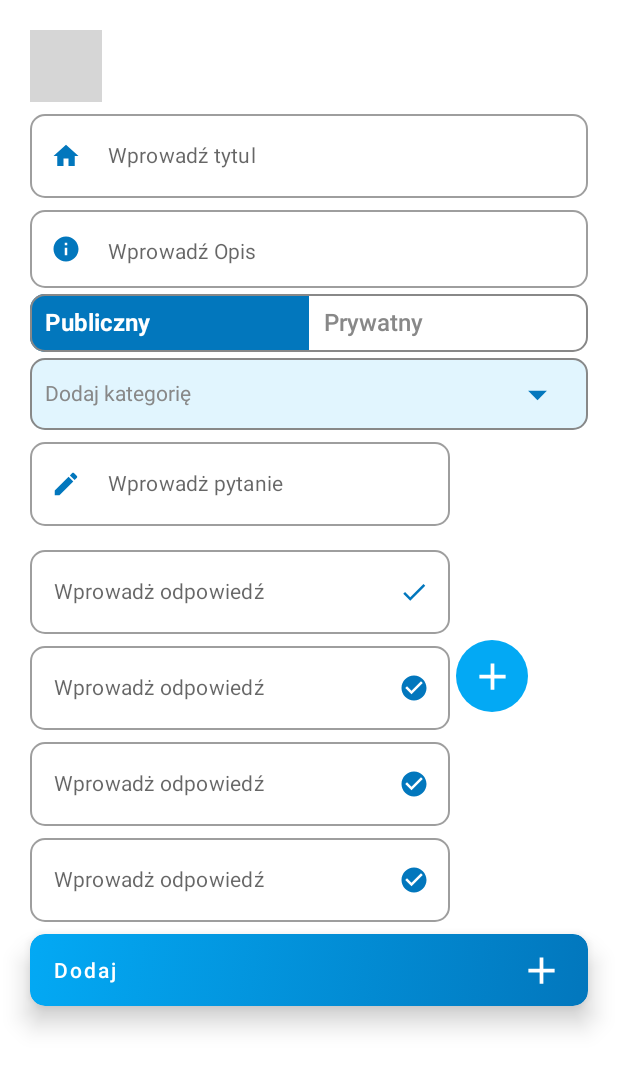
After one commit to Quiz-makers/quiz-up-android, an Android app built with Jetpack Compose: the composable QuizManagerScreen shown on its own in the app's theme, on a phone screen of 412 x 824 dp. The commit adds this screen. Shown: the top 1069 px of the screen. Run offline under Robolectric (Android 15) with nearby library versions, the phone set to English and light mode, and no system bars; our stand-ins replace accompanist; libraries missing offline, so code that uses them is left out: com.ramcosta.composedestinations; 2 statements that could not run were skipped; grey boxes are pictures that could not be loaded.

Commit message:
QM-60 added Quiz UI

```diff
--- a/app/src/main/java/com/quizmakers/quizup/core/navigation/AppNavigation.kt
+++ b/app/src/main/java/com/quizmakers/quizup/core/navigation/AppNavigation.kt
@@ -72,6 +72,7 @@ object NavGraphs {
 
         override val destinationsByRoute = listOf(
             DashboardScreenDestination,
+            QuizManagerScreenDestination,
             QuizDetailsBottomSheetDestination,
             QuizScreenDestination
         ).associateBy { it.route }
--- a/app/src/main/java/com/quizmakers/quizup/presentation/dashboard/DashboardScreen.kt
+++ b/app/src/main/java/com/quizmakers/quizup/presentation/dashboard/DashboardScreen.kt
@@ -37,6 +37,7 @@ import com.quizmakers.quizup.R
 import com.quizmakers.quizup.core.base.BaseViewModel
 import com.quizmakers.quizup.presentation.dashboard.DashboardScreenViewModel.DashboardState
 import com.quizmakers.quizup.presentation.destinations.QuizDetailsBottomSheetDestination
+import com.quizmakers.quizup.presentation.destinations.QuizManagerScreenDestination
 import com.quizmakers.quizup.presentation.destinations.SignInScreenDestination
 import com.quizmakers.quizup.ui.common.*
 import com.quizmakers.quizup.ui.theme.DarkBlue
@@ -70,6 +71,7 @@ fun DashboardScreen(
             navigator.navigateToSignInScreen()
         },
         navigateToQuizDetailsBottomSheet = { navigator.navigateToQuizDetailsBottomSheet(it) },
+        navigateQuizManagerScreen = { navigator.navigateQuizManagerScreen() },
         onRefresh = dashboardScreenViewModel::getQuizzes,
         dashboardState = dashboardScreenViewModel.dashboardState.collectAsStateWithLifecycle().value
     )
@@ -80,7 +82,8 @@ private fun DashboardScreen(
     navigateToSignInScreen: () -> Unit,
     navigateToQuizDetailsBottomSheet: (String) -> Unit,
     onRefresh: () -> Unit,
-    dashboardState: DashboardState
+    dashboardState: DashboardState,
+    navigateQuizManagerScreen: () -> Unit
 ) {
     val boxSize = remember { mutableStateOf(0) }
     Box(
@@ -97,7 +100,12 @@ private fun DashboardScreen(
                 is DashboardState.Success -> {
                     val quizzes = dashboardState.quizzesList
                     boxSize.value = ((quizzes.size / 2) * 100) + (quizzes.size / 2) * 25
-                    DashboardData(quizzes, boxSize, navigateToQuizDetailsBottomSheet)
+                    DashboardData(
+                        navigateQuizManagerScreen = navigateQuizManagerScreen,
+                        cardData = quizzes,
+                        boxSize = boxSize,
+                        navigateToQuizDetailsBottomSheet = navigateToQuizDetailsBottomSheet
+                    )
                 }
             }
 
@@ -111,6 +119,7 @@ private fun DashboardData(
     cardData: List<String>,
     boxSize: MutableState<Int>,
     navigateToQuizDetailsBottomSheet: (String) -> Unit,
+    navigateQuizManagerScreen: () -> Unit,
 ) {
 
     val search = remember { mutableStateOf(TextFieldValue("")) }
@@ -145,9 +154,9 @@ private fun DashboardData(
             BaseButtonWithIcon(
                 label = stringResource(R.string.add_new_quiz),
                 icon = Icons.Default.Add,
-                onClick = {},
-                modifier = Modifier.fillMaxWidth()
-            )
+                onClick = navigateQuizManagerScreen,
+                modifier = Modifier.fillMaxWidth())
+
         }
         item { Spacer(modifier = Modifier.height(20.dp)) }
 
@@ -284,12 +293,16 @@ private fun DestinationsNavigator.navigateToQuizDetailsBottomSheet(quizId: Strin
 }
 
 
+private fun DestinationsNavigator.navigateQuizManagerScreen() {
+    navigate(QuizManagerScreenDestination())
+}
+
 @Preview(
     showBackground = true
 )
 @Composable
 private fun DashboardScreenPreview() {
     QuizUpTheme {
-        DashboardScreen({}, {}, {}, DashboardState.None)
+        DashboardScreen({}, {}, {}, DashboardState.None) { }
     }
 }
--- /dev/null
+++ b/app/src/main/java/com/quizmakers/quizup/presentation/quizzes/manage/QuizManagerScreen.kt
@@ -0,0 +1,297 @@
+package com.quizmakers.quizup.presentation.quizzes.manage
+
+import androidx.compose.foundation.BorderStroke
+import androidx.compose.foundation.background
+import androidx.compose.foundation.border
+import androidx.compose.foundation.clickable
+import androidx.compose.foundation.layout.*
+import androidx.compose.foundation.lazy.LazyColumn
+import androidx.compose.foundation.lazy.LazyRow
+import androidx.compose.foundation.shape.CircleShape
+import androidx.compose.foundation.shape.RoundedCornerShape
+import androidx.compose.material.*
+import androidx.compose.material.icons.Icons
+import androidx.compose.material.icons.filled.*
+import androidx.compose.material.icons.outlined.Add
+import androidx.compose.material.icons.outlined.ArrowDropDown
+import androidx.compose.runtime.Composable
+import androidx.compose.runtime.mutableStateListOf
+import androidx.compose.runtime.mutableStateOf
+import androidx.compose.runtime.remember
+import androidx.compose.ui.Alignment
+import androidx.compose.ui.ExperimentalComposeUiApi
+import androidx.compose.ui.Modifier
+import androidx.compose.ui.draw.clip
+import androidx.compose.ui.graphics.Color
+import androidx.compose.ui.platform.LocalFocusManager
+import androidx.compose.ui.platform.LocalSoftwareKeyboardController
+import androidx.compose.ui.res.stringResource
+import androidx.compose.ui.text.input.TextFieldValue
+import androidx.compose.ui.unit.dp
+import androidx.compose.ui.unit.sp
+import com.quizmakers.quizup.R
+import com.quizmakers.quizup.ui.common.BaseButtonWithIcon
+import com.quizmakers.quizup.ui.common.BaseTextFieldRounded
+import com.quizmakers.quizup.ui.common.BaseToggleButton
+import com.quizmakers.quizup.ui.theme.DarkBlue
+import com.quizmakers.quizup.ui.theme.LightBlue
+import com.quizmakers.quizup.ui.theme.MediumBlue
+import com.ramcosta.composedestinations.annotation.Destination
+import com.ramcosta.composedestinations.navigation.DestinationsNavigator
+
+@Destination
+@Composable
+fun QuizManagerScreen(
+    navigator: DestinationsNavigator
+) {
+
+    Column(
+        modifier = Modifier
+            .fillMaxSize()
+            .padding(top = 20.dp, bottom = 0.dp, end = 20.dp, start = 20.dp),
+    ) {
+        Row(
+            modifier = Modifier.fillMaxWidth(),
+            horizontalArrangement = Arrangement.SpaceBetween,
+            verticalAlignment = Alignment.CenterVertically
+        ) {
+            IconButton(
+                onClick = navigator::navigateUp, modifier = Modifier.clip(CircleShape)
+            ) {
+                Icon(
+                    imageVector = Icons.Default.Close,
+                    contentDescription = Icons.Default.Close.name,
+                    tint = DarkBlue,
+                    modifier = Modifier.size(30.dp)
+                )
+            }
+        }
+        AddQuizScreen()
+    }
+}
+
+@OptIn(ExperimentalComposeUiApi::class)
+@Composable
+fun AddQuizScreen() {
+
+    val keyboardController = LocalSoftwareKeyboardController.current
+    val focusManager = LocalFocusManager.current
+
+    val categories = listOf("History", "Science", "Geography", "Sports", "Movies")
+
+    val quizTitle = remember { mutableStateOf(TextFieldValue("")) }
+    val quizDescription = remember { mutableStateOf(TextFieldValue("")) }
+    var selectedCategory = remember { mutableStateOf("") }
+    val isPrivateQuiz = remember { mutableStateOf(false) }
+    var expanded = remember { mutableStateOf(false) }
+
+    LazyColumn(
+        verticalArrangement = Arrangement.Top,
+        horizontalAlignment = Alignment.Start,
+        modifier = Modifier.fillMaxSize()
+    ) {
+        item {
+            BaseTextFieldRounded(
+                valueState = quizTitle,
+                placeholderText = "Tytul",
+                labelText = "Wprowadź tytul",
+                focusManager = focusManager,
+                modifier = Modifier.fillMaxWidth(),
+                leadingIcon = Icons.Default.Home
+            )
+            BaseTextFieldRounded(
+                valueState = quizDescription,
+                placeholderText = "Opis",
+                labelText = "Wprowadź Opis",
+                focusManager = focusManager,
+                singleLine = false,
+                modifier = Modifier
+                    .height(60.dp)
+                    .fillMaxWidth(),
+                leadingIcon = Icons.Default.Info
+            )
+            Spacer(modifier = Modifier.height(4.dp))
+            BaseToggleButton(checked = isPrivateQuiz.value, onCheckedChange = {
+                isPrivateQuiz.value = it
+            })
+            Spacer(modifier = Modifier.height(4.dp))
+            Row(
+                modifier = Modifier
+                    .fillMaxWidth()
+                    .border(
+                        BorderStroke(1.dp, Color.Gray), shape = RoundedCornerShape(10.dp)
+                    )
+                    .background(
+                        shape = RoundedCornerShape(10.dp), color = LightBlue
+                    )
+                    .padding(10.dp, 0.dp),
+                horizontalArrangement = Arrangement.SpaceBetween,
+                verticalAlignment = Alignment.CenterVertically,
+            ) {
+                Text(
+                    text = if (selectedCategory.value.isNotBlank()) selectedCategory.value else "Dodaj kategorię",
+                    color = if (selectedCategory.value.isNotBlank()) Color.Black else Color.Gray,
+                    fontSize = 14.sp
+                )
+                IconButton(
+                    onClick = { expanded.value = true }, modifier = Modifier.clip(CircleShape)
+                ) {
+                    Icon(
+                        imageVector = Icons.Default.ArrowDropDown,
+                        contentDescription = Icons.Default.ArrowDropDown.name,
+                        tint = DarkBlue,
+                        modifier = Modifier.size(30.dp)
+                    )
+                }
+            }
+            DropdownMenu(
+                expanded = expanded.value,
+                onDismissRequest = { expanded.value = false },
+                modifier = Modifier.fillMaxWidth()
+            ) {
+                categories.forEach { category ->
+                    DropdownMenuItem(onClick = {
+                        selectedCategory.value = category
+                        expanded.value = false
+                    }) {
+                        Text(category, fontSize = 12.sp)
+                    }
+                }
+            }
+            AddQuizQuestions()
+            Spacer(modifier = Modifier.height(8.dp))
+            BaseButtonWithIcon(
+                label = "Dodaj", icon = Icons.Default.Add, onClick = {}, modifier = Modifier
+            )
+            Spacer(modifier = Modifier.height(20.dp))
+        }
+
+    }
+}
+
+@Composable
+fun AddQuizQuestions() {
+    val questions = remember { mutableStateListOf("") }
+    val answers = remember { mutableStateListOf(listOf("", "", "", "")) }
+    val correctAnswers = remember { mutableStateListOf(0, 0, 0, 0) }
+    Column(
+        modifier = Modifier.fillMaxWidth()
+    ) {
+        // list of quiz questions
+        LazyRow(
+            horizontalArrangement = Arrangement.spacedBy(0.dp),
+            contentPadding = PaddingValues(horizontal = 0.dp, vertical = 0.dp),
+            verticalAlignment = Alignment.CenterVertically
+        ) {
+            items(questions.size) { index ->
+                QuestionItem(question = questions[index],
+                    answers = answers[index],
+                    correctAnswer = correctAnswers[index],
+                    onQuestionChange = { questions[index] = it },
+                    onAnswerChange = { answers[index] = it },
+                    onCorrectAnswerChange = { correctAnswers[index] = it })
+            }
+
+            // Button to add new question
+            item {
+                IconButton(
+                    onClick = {
+                        questions.add("")
+                        answers.add(listOf("", "", "", ""))
+                        correctAnswers.add(0)
+                    },
+                    modifier = Modifier
+                        .clip(CircleShape)
+                        .background(color = MediumBlue)
+                ) {
+                    Icon(
+                        imageVector = Icons.Outlined.Add,
+                        contentDescription = "Add question",
+                        tint = Color.White,
+                        modifier = Modifier.size(30.dp)
+                    )
+                }
+            }
+        }
+    }
+}
+
+@Composable
+fun QuestionItem(
+    question: String,
+    answers: List<String>,
+    correctAnswer: Int,
+    onQuestionChange: (String) -> Unit,
+    onAnswerChange: (List<String>) -> Unit,
+    onCorrectAnswerChange: (Int) -> Unit
+) {
+
+    // question
+    Column(modifier = Modifier.fillMaxSize()) {
+        OutlinedTextField(value = question,
+            onValueChange = onQuestionChange,
+            modifier = Modifier.fillMaxWidth(),
+            placeholder = { Text(text = "Pytanie", fontSize = 14.sp) },
+            label = { Text(text = "Wprowadż pytanie", fontSize = 14.sp) },
+            shape = RoundedCornerShape(10.dp),
+            singleLine = true,
+            leadingIcon = {
+                Icon(
+                    imageVector = Icons.Default.Edit,
+                    contentDescription = Icons.Default.Edit.name,
+                    tint = DarkBlue,
+                    modifier = Modifier.size(20.dp)
+                )
+            })
+        Spacer(modifier = Modifier.height(8.dp))
+
+        // answers
+        answers.forEachIndexed { index, answer ->
+            AnswerItem(answer = answer,
+                isCorrect = index == correctAnswer,
+                onAnswerChange = { newAnswer ->
+                    val updatedAnswers = answers.toMutableList()
+                    updatedAnswers[index] = newAnswer
+                    onAnswerChange(updatedAnswers)
+                },
+                onCorrectAnswerChange = { onCorrectAnswerChange(index) })
+        }
+    }
+}
+
+@Composable
+fun AnswerItem(
+    answer: String,
+    isCorrect: Boolean,
+    onAnswerChange: (String) -> Unit,
+    onCorrectAnswerChange: () -> Unit
+) {
+    Row(
+        verticalAlignment = Alignment.CenterVertically, modifier = Modifier.fillMaxWidth()
+    ) {
+        // answer text field
+        OutlinedTextField(
+            value = answer,
+            onValueChange = onAnswerChange,
+            modifier = Modifier
+                .fillMaxWidth()
+                .padding(end = 4.dp),
+            placeholder = { Text(text = "Odpowiedź", fontSize = 14.sp) },
+            label = { Text(text = "Wprowadż odpowiedź", fontSize = 14.sp) },
+            shape = RoundedCornerShape(10.dp),
+            singleLine = true,
+            trailingIcon = {
+                IconButton(
+                    onClick = onCorrectAnswerChange,
+                    modifier = Modifier.clip(CircleShape)
+                ) {
+                    Icon(
+                        imageVector = if (isCorrect) Icons.Default.Check else Icons.Default.CheckCircle,
+                        contentDescription = if (isCorrect) Icons.Default.Check.name else Icons.Default.CheckCircle.name,
+                        tint = DarkBlue,
+                        modifier = Modifier.size(20.dp)
+                    )
+                }
+            })
+    }
+}
--- a/app/src/main/java/com/quizmakers/quizup/ui/common/BaseQuizUp.kt
+++ b/app/src/main/java/com/quizmakers/quizup/ui/common/BaseQuizUp.kt
@@ -1,8 +1,7 @@
 package com.quizmakers.quizup.ui.common
 
 import androidx.compose.animation.core.*
-import androidx.compose.foundation.Canvas
-import androidx.compose.foundation.background
+import androidx.compose.foundation.*
 import androidx.compose.foundation.layout.*
 import androidx.compose.foundation.progressSemantics
 import androidx.compose.foundation.shape.RoundedCornerShape
@@ -15,6 +14,7 @@ import androidx.compose.ui.Modifier
 import androidx.compose.ui.draw.shadow
 import androidx.compose.ui.focus.FocusDirection
 import androidx.compose.ui.focus.FocusManager
+import androidx.compose.ui.graphics.Brush
 import androidx.compose.ui.graphics.Color
 import androidx.compose.ui.graphics.StrokeCap
 import androidx.compose.ui.graphics.drawscope.Stroke
@@ -29,6 +29,7 @@ import androidx.compose.ui.unit.Dp
 import androidx.compose.ui.unit.dp
 import androidx.compose.ui.unit.sp
 import com.quizmakers.quizup.ui.theme.DarkBlue
+import com.quizmakers.quizup.ui.theme.MediumBlue
 import com.quizmakers.quizup.ui.theme.RedError
 
 @Composable
@@ -69,6 +70,90 @@ fun BaseTextField(
         )
         if (errorMessage.isNotBlank())
             Text(text = errorMessage, color = RedError, fontSize = 12.sp)
+    }
+}
+
+@Composable
+fun BaseTextFieldRounded(
+    modifier: Modifier = Modifier,
+    valueState: MutableState<TextFieldValue>,
+    placeholderText: String,
+    focusManager: FocusManager,
+    labelText: String,
+    keyboardOptions: KeyboardOptions = KeyboardOptions(imeAction = ImeAction.Next),
+    keyboardActions: KeyboardActions = KeyboardActions(
+        onNext = {
+            focusManager.moveFocus(FocusDirection.Down)
+        }
+    ),
+    singleLine: Boolean = true,
+    leadingIcon: ImageVector,
+) {
+    OutlinedTextField(
+        value = valueState.value,
+        onValueChange = { newText ->
+            valueState.value = newText
+        },
+        modifier = modifier,
+        placeholder = { Text(text = placeholderText, fontSize = 14.sp) },
+        label = { Text(text = labelText, fontSize = 14.sp) },
+        shape = RoundedCornerShape(10.dp),
+        singleLine = singleLine,
+        maxLines = if (singleLine) 1 else 2,
+        keyboardOptions = keyboardOptions,
+        keyboardActions = keyboardActions,
+        leadingIcon = {
+            Icon(
+                imageVector = leadingIcon,
+                contentDescription = leadingIcon.name,
+                tint = DarkBlue,
+                modifier = Modifier.size(20.dp)
+            )
+        }
+    )
+}
+
+@Composable
+fun BaseToggleButton(
+    checked: Boolean,
+    onCheckedChange: (Boolean) -> Unit,
+    modifier: Modifier = Modifier,
+) {
+    val toggleTexts = Pair("Publiczny", "Prywatny")
+
+    Row(
+        modifier = modifier.border(
+            BorderStroke(1.dp, Color.Gray),
+            shape = RoundedCornerShape(10.dp)
+        )
+
+    ) {
+        Text(
+            text = toggleTexts.first,
+            color = if (checked) Color.Gray else Color.White,
+            fontWeight = if (checked) FontWeight.Medium else FontWeight.Bold,
+            modifier = Modifier
+                .weight(1f)
+                .background(
+                    color = if (checked) Color.Unspecified else DarkBlue,
+                    shape = RoundedCornerShape(10.dp, 0.dp, 0.dp, 10.dp)
+                )
+                .clickable { onCheckedChange(false) }
+                .padding(10.dp)
+        )
+        Text(
+            text = toggleTexts.second,
+            color = if (checked) Color.White else Color.Gray,
+            fontWeight = if (checked) FontWeight.Bold else FontWeight.Medium,
+            modifier = Modifier
+                .weight(1f)
+                .background(
+                    color = if (checked) DarkBlue else Color.Unspecified,
+                    shape = RoundedCornerShape(0.dp, 10.dp, 10.dp, 0.dp)
+                )
+                .clickable { onCheckedChange(true) }
+                .padding(10.dp)
+        )
     }
 }
 
@@ -134,7 +219,9 @@ fun BaseButtonWithIcon(modifier: Modifier, label: String, icon: ImageVector, onC
             .fillMaxWidth()
             .shadow(elevation = 10.dp, shape = RoundedCornerShape(10.dp))
             .background(
-                color = Color.White,
+                brush = Brush.linearGradient(
+                    colors = listOf(MediumBlue, DarkBlue)
+                ),
                 shape = RoundedCornerShape(10.dp)
             )
             .then(modifier),
@@ -149,11 +236,11 @@ fun BaseButtonWithIcon(modifier: Modifier, label: String, icon: ImageVector, onC
             verticalAlignment = Alignment.CenterVertically,
             modifier = Modifier.fillMaxWidth()
         ) {
-            Text(text = label, color = Color.Black, fontWeight = FontWeight.Medium)
+            Text(text = label, color = Color.White, fontWeight = FontWeight.Medium)
             Icon(
                 imageVector = icon,
                 contentDescription = icon.name,
-                tint = DarkBlue,
+                tint = Color.White,
                 modifier = Modifier.size(30.dp)
             )
         }
```
